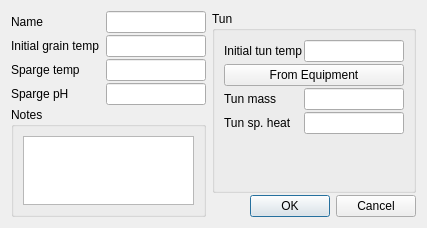
Above: ui/mashEditor.ui from Brewtarget/brewtarget before the change. Below: the same form after it.
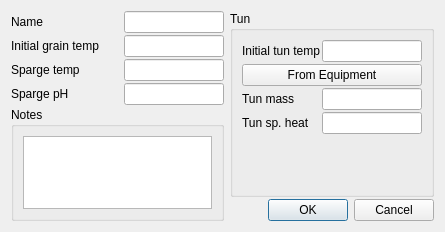
That is the form after the change.

The edit to the form file:
```diff
--- a/ui/mashEditor.ui
+++ b/ui/mashEditor.ui
@@ -6,8 +6,8 @@
    <rect>
     <x>0</x>
     <y>0</y>
-    <width>427</width>
-    <height>228</height>
+    <width>445</width>
+    <height>232</height>
    </rect>
   </property>
   <property name="windowTitle">
```
Left out of the diff: 21 changed lines with no effect on the pictures.
